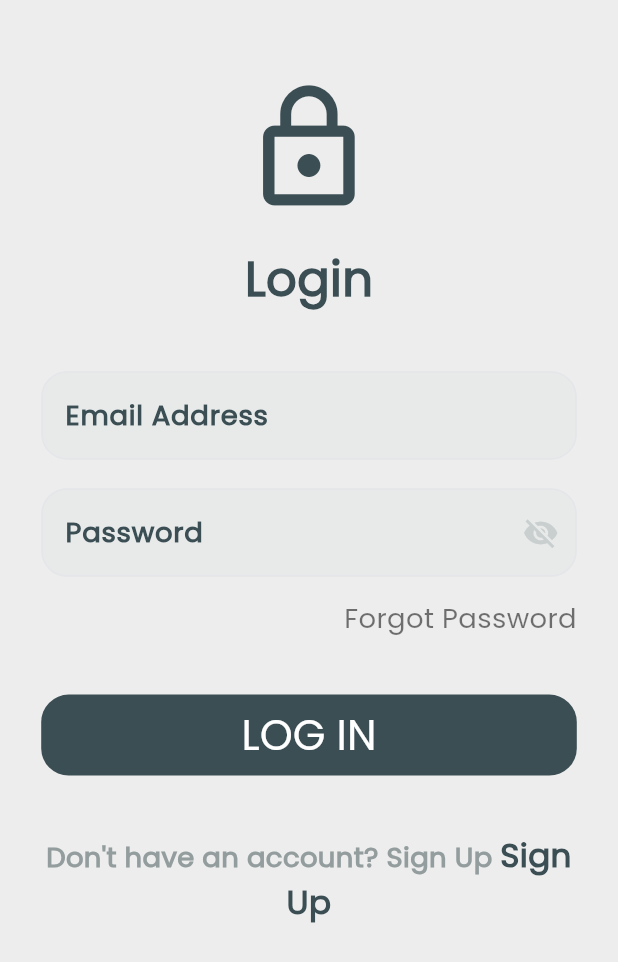
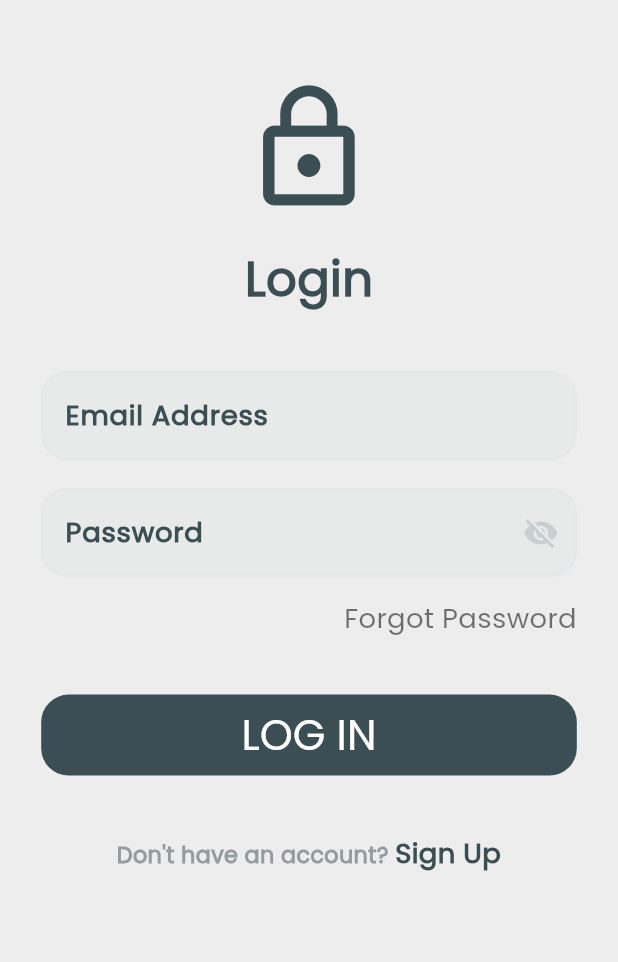
Before and after one commit to MostafaGaber135/CozyKart, a Flutter app: the LoginViewBody screen opened directly, on a phone screen of 412 x 824 dp. Shown: the top 962 px of the screen. Run offline on Flutter 3.47's test engine with Material 3 defaults, Android fonts, the phone set to English and light mode, and no system bars; our stand-ins replace cached_network_image, carousel_slider, dartz, dio, equatable, flutter_bloc and 6 more; missing offline and left inert: flutter_paypal_payment, mailer; accounts and stored records are empty; network calls fail.

Commit message:
handle localization

```diff
--- a/lib/features/auth/presentation/views/widgets/dont_have_an_account_widget.dart
+++ b/lib/features/auth/presentation/views/widgets/dont_have_an_account_widget.dart
@@ -20,7 +20,7 @@
         children: [
           TextSpan(
             text: S.of(context).dontHaveAccount,
-            style: AppTextStyles.bold16.copyWith(
+            style: AppTextStyles.bold13.copyWith(
               color:
                   settingsProvider.isDark
                       ? AppColors.darkText
@@ -29,7 +29,7 @@
           ),
           TextSpan(
             text: ' ',
-            style: AppTextStyles.bold16.copyWith(
+            style: AppTextStyles.bold13.copyWith(
               color:
                   settingsProvider.isDark
                       ? AppColors.darkText
@@ -38,7 +38,7 @@
           ),
           TextSpan(
             text: S.of(context).signUp,
-            style: AppTextStyles.bold19.copyWith(
+            style: AppTextStyles.bold16.copyWith(
               color:
                   settingsProvider.isDark
                       ? AppColors.primaryAccent
--- a/lib/features/cart/presentation/views/widgets/cart_view_body.dart
+++ b/lib/features/cart/presentation/views/widgets/cart_view_body.dart
@@ -54,6 +54,7 @@
       await CartService().removeFromCart(cartItemId);
       setState(() {
         cartItems.removeWhere((item) => item['_id'] == cartItemId);
+        showToast('Item removed from cart', isError: true);
         calculateTotal();
       });
     } catch (e) {
--- a/lib/features/home/presentation/pages/home_screen.dart
+++ b/lib/features/home/presentation/pages/home_screen.dart
@@ -104,7 +104,7 @@
                   },
                 );
               } else if (state is ProductError) {
-                return Text("Error: ${state.message}");
+                return Text("${S.of(context).errorPrefix} ${state.message}");
               } else {
                 return const SizedBox();
               }
--- a/lib/features/shop/presentation/views/widgets/products_grid_view.dart
+++ b/lib/features/shop/presentation/views/widgets/products_grid_view.dart
@@ -115,7 +115,9 @@
                         ),
                         child: IconButton(
                           icon: Icon(
-                            isWishlisted ? Icons.favorite : Icons.favorite_border,
+                            isWishlisted
+                                ? Icons.favorite
+                                : Icons.favorite_border,
                             color: isWishlisted ? Colors.red : null,
                           ),
                           onPressed: () => _toggleWishlist(product),
@@ -183,7 +185,7 @@
                   ),
                 ),
                 Padding(
-                  padding: EdgeInsets.only(top: 6.h, left: 10.w, right: 10),
+                  padding: EdgeInsets.only(left: 10.w, right: 10.w),
                   child: PrimaryButton(
                     title: S.of(context).addToCart,
                     onPressed: () => addToCart(product),
--- a/lib/l10n/intl_ar.arb
+++ b/lib/l10n/intl_ar.arb
@@ -87,5 +87,8 @@
   "privacyContent": "هذه هي سياسة الخصوصية للتطبيق. سيتم الحفاظ على بياناتك الشخصية آمنة وسرية. نحن لا نشارك معلوماتك مع أي أطراف خارجية بدون موافقتك. باستخدامك للتطبيق، فإنك توافق على الشروط وقواعد الخصوصية الخاصة بنا.",
   "helpTitle": "الدعم والمساعدة",
   "helpContent": "إذا كان لديك أي استفسارات أو مشاكل، لا تتردد في التواصل مع فريق الدعم لدينا. نحن متاحون على مدار الساعة لمساعدتك في أي مشاكل تتعلق باستخدام التطبيق.",
-  "paypalCheckout": "الدفع عبر باي بال"
+  "paypalCheckout": "الدفع عبر باي بال",
+  "quantity": "الكمية",
+  "egp": "جنيه",
+  "errorPrefix": "خطأ:"
 }
--- a/lib/main.dart
+++ b/lib/main.dart
@@ -47,11 +47,11 @@
 
   Widget startWidget;
   if (!hasSeenOnboarding) {
-    startWidget = const MainScreen();
+    startWidget = const SplashScreen();
   } else if (token != null && !JwtDecoder.isExpired(token)) {
-    startWidget = const MainScreen();
+    startWidget = MainScreen();
   } else {
-    startWidget = MainScreen();
+    startWidget = const LoginView();
   }
 
   runApp(
--- a/pubspec.yaml
+++ b/pubspec.yaml
@@ -44,6 +44,7 @@
   fluttertoast: ^8.2.12
   image_picker: ^1.1.2
   intl: ^0.19.0
+  intl_utils: ^2.8.10
   jwt_decoder: ^2.0.1
   lottie: ^3.3.1
   mailer: ^6.4.1
```
Also changed, not shown: lib/features/cart/presentation/views/widgets/cart_item_widget.dart (+10 -3 lines), lib/l10n/intl_en.arb (+9 -7 lines), lib/generated/intl/messages_ar.dart, lib/generated/intl/messages_en.dart, lib/generated/l10n.dart, pubspec.lock.
